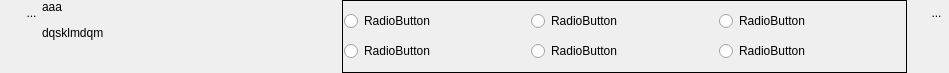
First picture: the form in UiQT4/desWidget4a6RadioButton.ui, repository SalomePlatform/eficas_tools, before the edit.
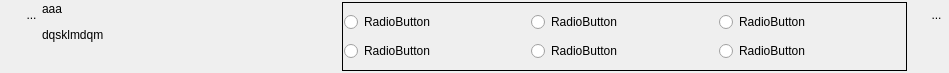
Second picture: the form after the edit. Icons and pictures are not drawn. Custom widgets are drawn as their Qt base class.

Patch:
```diff
--- a/UiQT4/desWidget4a6RadioButton.ui
+++ b/UiQT4/desWidget4a6RadioButton.ui
@@ -35,9 +35,18 @@
    <property name="spacing">
     <number>0</number>
    </property>
-   <property name="margin">
+   <property name="leftMargin">
     <number>0</number>
    </property>
+   <property name="topMargin">
+    <number>2</number>
+   </property>
+   <property name="rightMargin">
+    <number>0</number>
+   </property>
+   <property name="bottomMargin">
+    <number>2</number>
+   </property>
    <item>
     <layout class="QVBoxLayout" name="verticalLayout_3">
      <property name="spacing">
```
